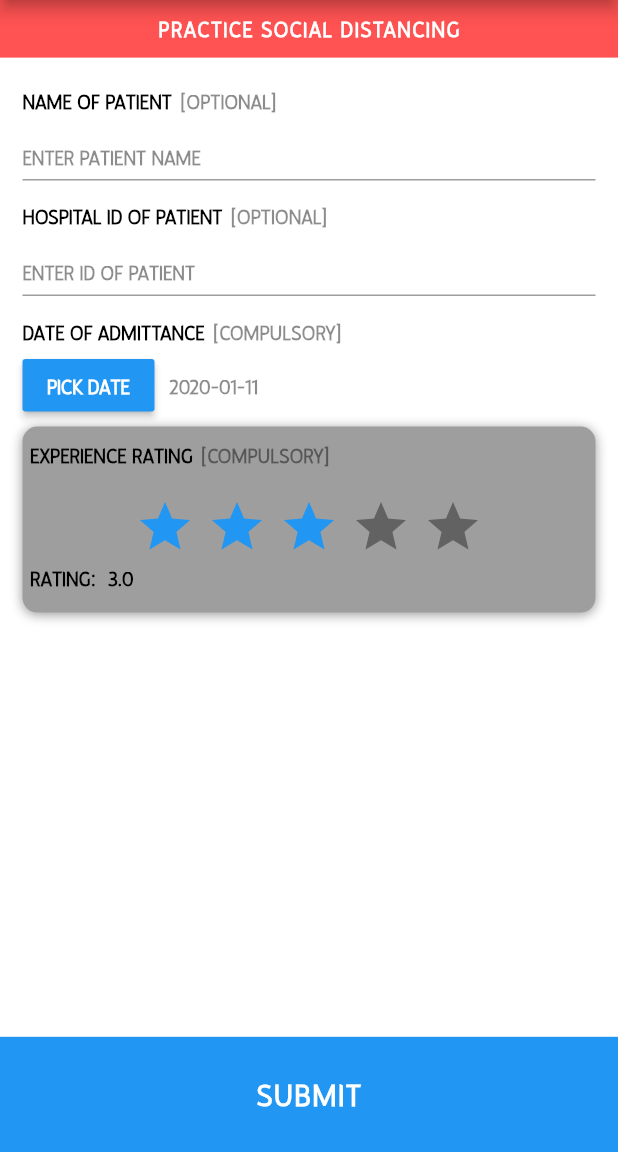
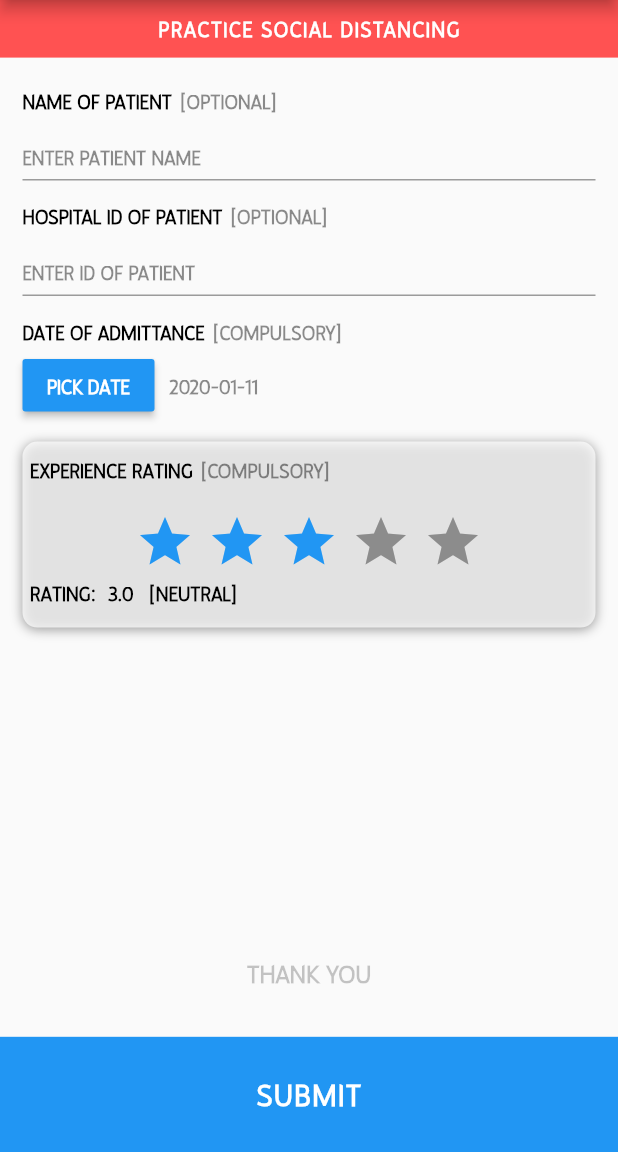
Before and after one commit to raeeskkhan/flutter_hospital_rating, a Flutter app: the screen it shows after launch, after a tap on "SUBMIT", on a phone screen of 412 x 824 dp, the part 84-1236 px from its top. Run offline on Flutter 3.47's test engine with Material 2 defaults, Android fonts, the phone set to English and light mode, and no system bars; drawn by our look-alikes of flutter_rating_bar.

Commit message:
Added Some Functionality

```diff
--- a/lib/Constants.dart
+++ b/lib/Constants.dart
@@ -36,3 +36,10 @@ TextStyle kSubmitText = TextStyle(
   fontWeight: FontWeight.bold,
   letterSpacing: 1.0,
 );
+
+TextStyle kThankYou = TextStyle(
+  fontFamily: "YouTube",
+  color: Colors.black,
+  fontWeight: FontWeight.bold,
+  fontSize: 18.5,
+);
--- a/lib/Pages/HomePage.dart
+++ b/lib/Pages/HomePage.dart
@@ -11,7 +11,6 @@ class _HomePageState extends State<HomePage> {
   @override
   Widget build(BuildContext context) {
     return Scaffold(
-      backgroundColor: Colors.white70,
       appBar: AppBar(
         title: Text(
           "HOSPITAL",
--- a/lib/Widgets/HomeWidget.dart
+++ b/lib/Widgets/HomeWidget.dart
@@ -2,7 +2,15 @@ import 'package:flutter/material.dart';
 import 'package:flutterhospitalrating/Constants.dart';
 import 'package:flutterhospitalrating/Widgets/PatientDetailWidget.dart';
 
-class HomeWidget extends StatelessWidget {
+class HomeWidget extends StatefulWidget {
+  @override
+  _HomeWidgetState createState() => _HomeWidgetState();
+}
+
+class _HomeWidgetState extends State<HomeWidget> {
+  var _position = Alignment.bottomCenter;
+  var _opacityOfText = 0.0;
+
   @override
   Widget build(BuildContext context) {
     return Column(
@@ -23,13 +31,38 @@ class HomeWidget extends StatelessWidget {
         ),
         Expanded(
           flex: 17,
-          child: PatientDetails(),
+          child: Column(
+            children: <Widget>[
+              Expanded(
+                flex: 5,
+                child: PatientDetails(),
+              ),
+              Expanded(
+                flex: 1,
+                child: AnimatedContainer(
+                    duration: Duration(seconds: 3),
+                    alignment: _position,
+                    child: AnimatedOpacity(
+                      duration: Duration(seconds: 5),
+                      opacity: _opacityOfText,
+                      child: Text(
+                        "THANK YOU",
+                        style: kThankYou,
+                      ),
+                    )),
+              ),
+            ],
+          ),
         ),
         Expanded(
           flex: 2,
           child: GestureDetector(
-            onTap: (){
+            onTap: () {
               print("SUBMIT TAPPED");
+              setState(() {
+                _position = Alignment.topCenter;
+                _opacityOfText = _opacityOfText == 0.0 ? 1.0 : 0.0;
+              });
             },
             child: Container(
               child: Center(
--- a/lib/Widgets/PatientDetailWidget.dart
+++ b/lib/Widgets/PatientDetailWidget.dart
@@ -18,6 +18,7 @@ class PatientDetails extends StatefulWidget {
 
 class _PatientDetailsState extends State<PatientDetails> {
   double _rating = 3;
+  String _ratingMeaning = "NEUTRAL";
 
   @override
   Widget build(BuildContext context) {
@@ -144,12 +145,12 @@ class _PatientDetailsState extends State<PatientDetails> {
                   ],
                 )),
             SizedBox(
-              height: 10.0,
+              height: 20.0,
             ),
             Container(
               margin: EdgeInsets.symmetric(horizontal: 15.0),
               decoration: BoxDecoration(
-                color: Colors.grey,
+                color: Colors.white70,
                 borderRadius: BorderRadius.circular(10.0),
                 boxShadow: [
                   BoxShadow(
@@ -200,9 +201,45 @@ class _PatientDetailsState extends State<PatientDetails> {
                           ),
                           onRatingUpdate: (rating) {
                             print(rating);
-                            setState(() {
-                              _rating = rating;
-                            });
+                            setState(
+                              () {
+                                _rating = rating;
+                                switch (_rating.round()) {
+                                  case 1:
+                                    {
+                                      _ratingMeaning = "POOR";
+                                    }
+                                    break;
+
+                                  case 2:
+                                    {
+                                      _ratingMeaning = "OKAY";
+                                    }
+                                    break;
+
+                                  case 3:
+                                    {
+                                      _ratingMeaning = "NEUTRAL";
+                                    }
+                                    break;
+                                  case 4:
+                                    {
+                                      _ratingMeaning = "GOOD";
+                                    }
+                                    break;
+                                  case 5:
+                                    {
+                                      _ratingMeaning = "EXCELLENT";
+                                    }
+                                    break;
+
+                                  default:
+                                    {
+                                      _ratingMeaning = "NEUTRAL";
+                                    }
+                                }
+                              },
+                            );
                           },
                         ),
                         SizedBox(
@@ -220,6 +257,13 @@ class _PatientDetailsState extends State<PatientDetails> {
                               ),
                               Text(
                                 "${_rating.toString()}",
+                                style: kHomePage,
+                              ),
+                              SizedBox(
+                                width: 10.0,
+                              ),
+                              Text(
+                                "[$_ratingMeaning]",
                                 style: kHomePage,
                               )
                             ],
```
